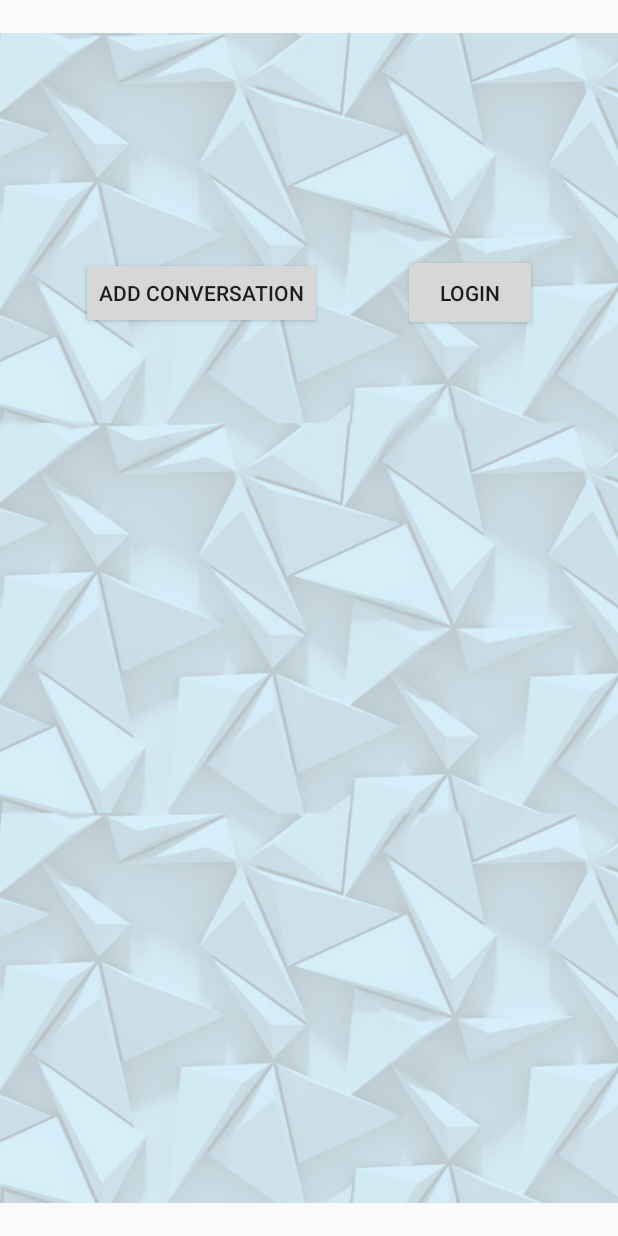
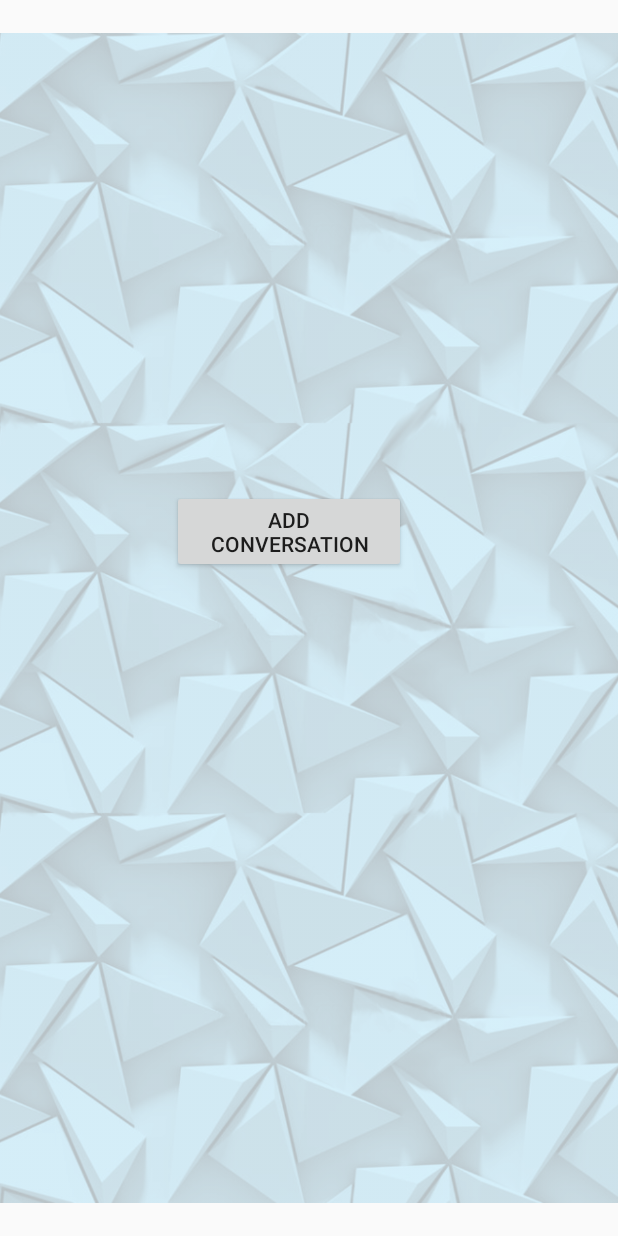
Before and after one commit to BYUI-CS246-Team-Project-SSA/Code, an Android app: the layout activity_main.xml on its own in the app's theme, with its tools: preview values and no code run, on a phone screen of 412 x 824 dp. Run offline under Robolectric (Android 15) with nearby library versions, the phone set to English and light mode, and no system bars.

Commit message:
App starts up with Login. Can now log out.

```diff
--- a/MessengerPigeon/app/src/main/res/layout/activity_main.xml
+++ b/MessengerPigeon/app/src/main/res/layout/activity_main.xml
@@ -19,33 +19,21 @@
 
     <Button
         android:id="@+id/addConversation"
-        android:layout_width="wrap_content"
+        android:layout_width="156dp"
         android:layout_height="wrap_content"
         android:layout_marginBottom="8dp"
+        android:layout_marginEnd="8dp"
+        android:layout_marginStart="112dp"
         android:layout_marginTop="8dp"
         android:onClick="addConversation"
         android:text="@string/add_convo"
         app:layout_constraintBottom_toTopOf="@+id/conversations"
         app:layout_constraintEnd_toEndOf="parent"
-        app:layout_constraintHorizontal_bias="0.5"
-        app:layout_constraintEnd_toStartOf="@+id/login"
+        app:layout_constraintHorizontal_bias="0.018"
         app:layout_constraintHorizontal_chainStyle="spread"
         app:layout_constraintStart_toStartOf="parent"
-        app:layout_constraintTop_toTopOf="parent" />
-
-    <Button
-        android:id="@+id/login"
-        android:layout_width="89dp"
-        android:layout_height="51dp"
-        android:layout_marginBottom="8dp"
-        android:layout_marginTop="8dp"
-        android:onClick="displaySignIn"
-        android:text="@string/login"
-        app:layout_constraintBottom_toTopOf="@+id/conversations"
-        app:layout_constraintEnd_toEndOf="parent"
-        app:layout_constraintHorizontal_bias="0.5"
-        app:layout_constraintStart_toEndOf="@+id/addConversation"
-        app:layout_constraintTop_toTopOf="parent" />
+        app:layout_constraintTop_toTopOf="parent"
+        app:layout_constraintVertical_bias="1.0" />
 
     <ListView
         android:id="@+id/conversations"
```
Also changed, not shown: MessengerPigeon/app/src/main/AndroidManifest.xml (+7 -4 lines), MessengerPigeon/app/src/main/java/com/epicstudios/messengerpigeon/MainActivity.java (+45 -9 lines), MessengerPigeon/app/src/main/res/menu/main_menu.xml (added, +17 -0 lines).
